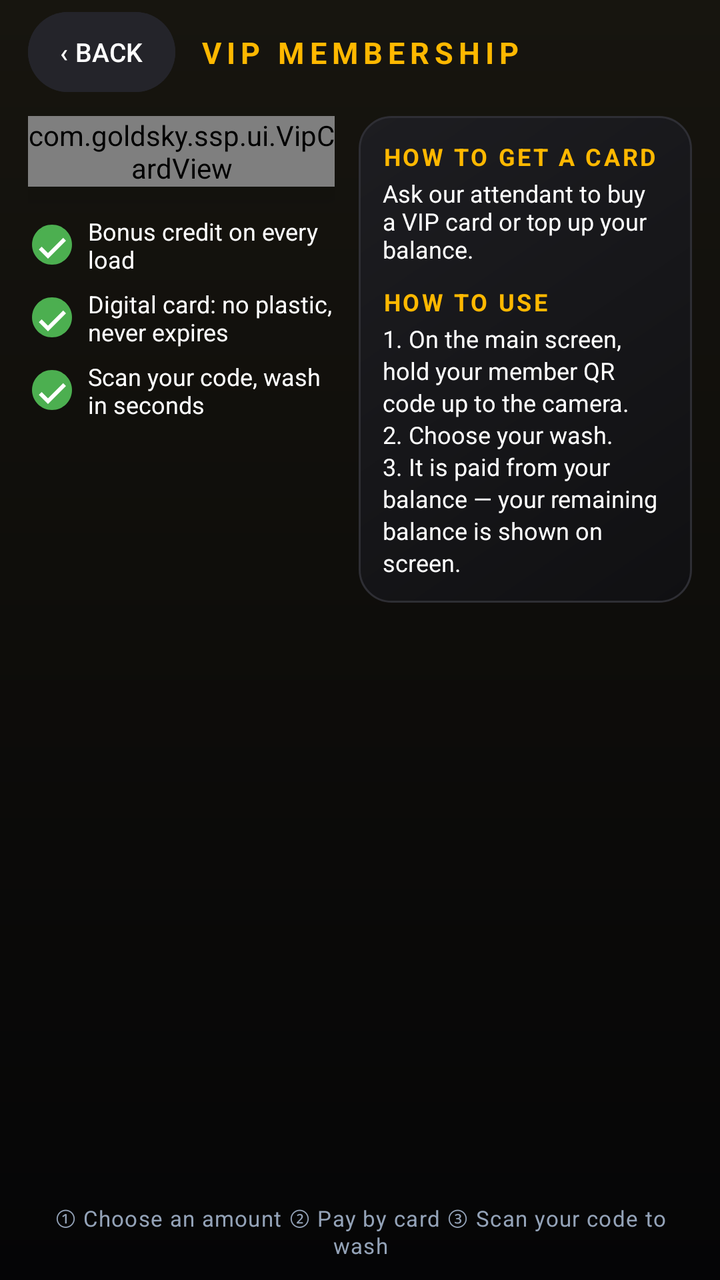
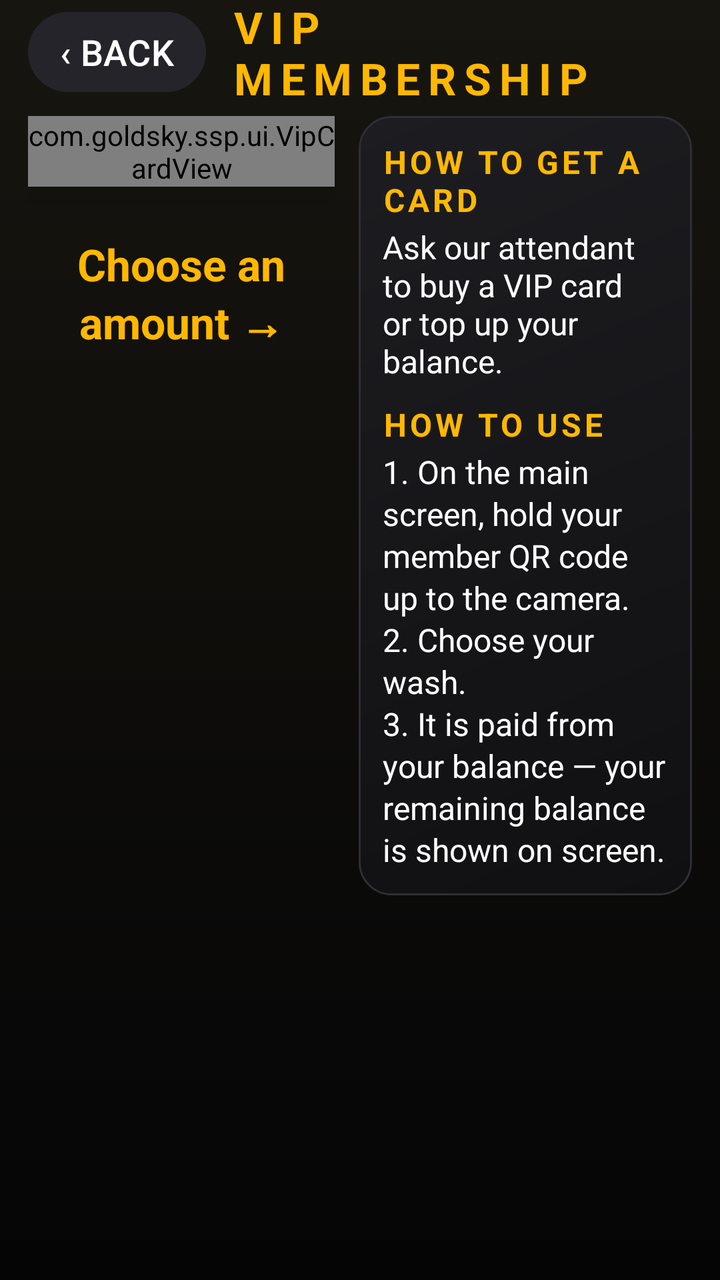

Two renders of the same Android screen: before a commit and after it. Below are the layout's source before the change and the commit's diff.
<!-- AndroidManifest.xml: another module's application theme Theme.SSP -->
<!-- res/layout/activity_vip.xml -->
<?xml version="1.0" encoding="utf-8"?>
<androidx.constraintlayout.widget.ConstraintLayout xmlns:android="http://schemas.android.com/apk/res/android"
    xmlns:app="http://schemas.android.com/apk/res-auto"
    android:layout_width="match_parent"
    android:layout_height="match_parent"
    android:background="@drawable/bg_vip_page"
    android:paddingStart="14dp"
    android:paddingEnd="14dp"
    android:paddingBottom="10dp">

    <Button
        android:id="@+id/btn_back_main"
        android:layout_width="wrap_content"
        android:layout_height="40dp"
        android:layout_marginTop="6dp"
        android:backgroundTint="@color/vip_surface_hi"
        android:insetTop="0dp"
        android:insetBottom="0dp"
        android:minWidth="0dp"
        android:paddingStart="16dp"
        android:paddingEnd="16dp"
        android:text="@string/vip_back_arrow"
        android:textColor="@color/text_light"
        android:textSize="13sp"
        app:layout_constraintStart_toStartOf="parent"
        app:layout_constraintTop_toTopOf="parent" />

    <TextView
        android:id="@+id/tv_vip_title"
        android:layout_width="0dp"
        android:layout_height="wrap_content"
        android:layout_marginStart="12dp"
        android:letterSpacing="0.18"
        android:text="@string/vip_page_title"
        android:textColor="@color/gold_accent"
        android:textSize="15sp"
        android:textStyle="bold"
        app:layout_constraintBottom_toBottomOf="@id/btn_back_main"
        app:layout_constraintEnd_toEndOf="parent"
        app:layout_constraintStart_toEndOf="@id/btn_back_main"
        app:layout_constraintTop_toTopOf="@id/btn_back_main" />

    <androidx.constraintlayout.widget.Guideline
        android:id="@+id/guide_mid"
        android:layout_width="wrap_content"
        android:layout_height="wrap_content"
        android:orientation="vertical"
        app:layout_constraintGuide_percent="0.48" />

    
    <LinearLayout
        android:id="@+id/layout_vip_left"
        android:layout_width="0dp"
        android:layout_height="wrap_content"
        android:layout_marginTop="12dp"
        android:layout_marginEnd="6dp"
        android:orientation="vertical"
        app:layout_constraintEnd_toStartOf="@id/guide_mid"
        app:layout_constraintStart_toStartOf="parent"
        app:layout_constraintTop_toBottomOf="@id/btn_back_main">

        <com.goldsky.ssp.ui.VipCardView
            android:id="@+id/vip_card_face"
            android:layout_width="match_parent"
            android:layout_height="wrap_content"
            android:elevation="10dp" />

        <TextView
            style="@style/VipBenefit"
            android:layout_marginTop="14dp"
            android:text="@string/vip_benefit_bonus" />

        <TextView
            style="@style/VipBenefit"
            android:text="@string/vip_benefit_digital" />

        <TextView
            style="@style/VipBenefit"
            android:text="@string/vip_benefit_scan" />
    </LinearLayout>

    
    <LinearLayout
        android:id="@+id/layout_tiers"
        android:layout_width="0dp"
        android:layout_height="0dp"
        android:layout_marginStart="6dp"
        android:layout_marginTop="12dp"
        android:layout_marginBottom="8dp"
        android:orientation="vertical"
        android:visibility="gone"
        app:layout_constraintBottom_toTopOf="@id/tv_vip_how"
        app:layout_constraintEnd_toEndOf="parent"
        app:layout_constraintStart_toEndOf="@id/guide_mid"
        app:layout_constraintTop_toBottomOf="@id/btn_back_main" />

    <LinearLayout
        android:id="@+id/layout_vip_guide"
        android:layout_width="0dp"
        android:layout_height="wrap_content"
        android:layout_marginStart="6dp"
        android:layout_marginTop="12dp"
        android:background="@drawable/bg_vip_tile"
        android:orientation="vertical"
        android:padding="12dp"
        app:layout_constraintEnd_toEndOf="parent"
        app:layout_constraintStart_toEndOf="@id/guide_mid"
        app:layout_constraintTop_toBottomOf="@id/btn_back_main">

        <TextView
            android:layout_width="wrap_content"
            android:layout_height="wrap_content"
            android:letterSpacing="0.1"
            android:text="@string/vip_guide_buy_title"
            android:textColor="@color/gold_accent"
            android:textSize="12sp"
            android:textStyle="bold" />

        <TextView
            android:id="@+id/tv_vip_guide_buy"
            android:layout_width="match_parent"
            android:layout_height="wrap_content"
            android:layout_marginTop="2dp"
            android:text="@string/vip_guide_buy_body"
            android:textColor="@color/text_light"
            android:textSize="12sp" />

        <TextView
            android:layout_width="wrap_content"
            android:layout_height="wrap_content"
            android:layout_marginTop="10dp"
            android:letterSpacing="0.1"
            android:text="@string/vip_guide_use_title"
            android:textColor="@color/gold_accent"
            android:textSize="12sp"
            android:textStyle="bold" />

        <TextView
            android:layout_width="match_parent"
            android:layout_height="wrap_content"
            android:layout_marginTop="2dp"
            android:lineSpacingExtra="2dp"
            android:text="@string/vip_guide_use_body"
            android:textColor="@color/text_light"
            android:textSize="12sp" />
    </LinearLayout>

    
    <TextView
        android:id="@+id/tv_vip_how"
        android:layout_width="0dp"
        android:layout_height="wrap_content"
        android:gravity="center"
        android:letterSpacing="0.04"
        android:text="@string/vip_how_it_works"
        android:textColor="@color/text_muted"
        android:textSize="11sp"
        app:layout_constraintBottom_toBottomOf="parent"
        app:layout_constraintEnd_toEndOf="parent"
        app:layout_constraintStart_toStartOf="parent" />

</androidx.constraintlayout.widget.ConstraintLayout>
<!-- resources referenced by this layout -->
<resources>
  <color name="gold_accent">#FFB800</color>
  <color name="text_light">#FFFFFF</color>
  <color name="text_muted">#94A3B8</color>
  <color name="vip_surface_hi">#24242A</color>
  <!-- drawable bg_vip_page (drawable) -->
  <?xml version="1.0" encoding="utf-8"?>
  <shape xmlns:android="http://schemas.android.com/apk/res/android">
      <gradient
          android:angle="270"
          android:endColor="#050506"
          android:startColor="#17150F"
          android:type="linear" />
  </shape>
  <!-- drawable bg_vip_tile (drawable) -->
  <?xml version="1.0" encoding="utf-8"?>
  <shape xmlns:android="http://schemas.android.com/apk/res/android">
      <gradient android:angle="315" android:endColor="#101012" android:startColor="#1D1D21" />
      <corners android:radius="16dp" />
      <stroke android:width="1dp" android:color="#2E2E34" />
  </shape>
  <string name="vip_back_arrow">‹  BACK</string>
  <string name="vip_benefit_bonus">Bonus credit on every load</string>
  <string name="vip_benefit_digital">Digital card: no plastic, never expires</string>
  <string name="vip_benefit_scan">Scan your code, wash in seconds</string>
  <string name="vip_guide_buy_body">Ask our attendant to buy a VIP card or top up your balance.</string>
  <string name="vip_guide_buy_title">HOW TO GET A CARD</string>
  <string name="vip_guide_use_body">1. On the main screen, hold your member QR code up to the camera.\n2. Choose your wash.\n3. It is paid from your balance — your remaining balance is shown on screen.</string>
  <string name="vip_guide_use_title">HOW TO USE</string>
  <string name="vip_how_it_works">①  Choose an amount    ②  Pay by card    ③  Scan your code to wash</string>
  <string name="vip_page_title">VIP MEMBERSHIP</string>
  <style name="VipBenefit">
          <item name="android:layout_width">match_parent</item>
          <item name="android:layout_height">wrap_content</item>
          <item name="android:layout_marginTop">6dp</item>
          <item name="android:textColor">@color/text_light</item>
          <item name="android:textSize">12sp</item>
          <item name="android:drawableStart">@drawable/ic_check_circle</item>
          <item name="android:drawablePadding">6dp</item>
          <item name="android:gravity">center_vertical</item>
      </style>
  <!-- drawable ic_check_circle (drawable) -->
  <vector xmlns:android="http://schemas.android.com/apk/res/android"
      android:width="24dp"
      android:height="24dp"
      android:viewportWidth="24"
      android:viewportHeight="24">
      <path
          android:fillColor="@color/emerald_green"
          android:pathData="M12,2 C6.48,2 2,6.48 2,12 C2,17.52 6.48,22 12,22 C17.52,22 22,17.52 22,12 C22,6.48 17.52,2 12,2 Z" />
      <path
          android:fillColor="#FFFFFF"
          android:pathData="M10,16.17 L6.83,13 L5.41,14.41 L10,19 L19,10 L17.59,8.59 Z" />
  </vector>
  <color name="text_dark">#0F172A</color>
  <color name="royal_blue">#00D1FF</color>
  <color name="coral_red">#FF5252</color>
  <color name="bg_card">#121212</color>
  <color name="bg_card_selected">#1A1A1A</color>
  <color name="border_light">#334155</color>
  <color name="bg_dark">#000000</color>
  <color name="emerald_green">#4CAF50</color>
  <!-- unchanged entries left out for length: 1 -->
</resources>

<!-- the commit's change to res/layout/activity_vip.xml (unified diff, before → after) -->
@@ -21,7 +21,7 @@
         android:paddingEnd="16dp"
         android:text="@string/vip_back_arrow"
         android:textColor="@color/text_light"
-        android:textSize="13sp"
+        android:textSize="18sp"
         app:layout_constraintStart_toStartOf="parent"
         app:layout_constraintTop_toTopOf="parent" />
 
@@ -33,7 +33,7 @@
         android:letterSpacing="0.18"
         android:text="@string/vip_page_title"
         android:textColor="@color/gold_accent"
-        android:textSize="15sp"
+        android:textSize="22sp"
         android:textStyle="bold"
         app:layout_constraintBottom_toBottomOf="@id/btn_back_main"
         app:layout_constraintEnd_toEndOf="parent"
@@ -65,17 +65,31 @@
             android:layout_height="wrap_content"
             android:elevation="10dp" />
 
+        
+        <TextView
+            android:layout_width="match_parent"
+            android:layout_height="wrap_content"
+            android:layout_marginTop="24dp"
+            android:gravity="center"
+            android:text="@string/vip_pick_amount"
+            android:textColor="@color/gold_accent"
+            android:textSize="22sp"
+            android:textStyle="bold" />
+
         <TextView
             style="@style/VipBenefit"
+            android:visibility="gone"
             android:layout_marginTop="14dp"
             android:text="@string/vip_benefit_bonus" />
 
         <TextView
             style="@style/VipBenefit"
+            android:visibility="gone"
             android:text="@string/vip_benefit_digital" />
 
         <TextView
             style="@style/VipBenefit"
+            android:visibility="gone"
             android:text="@string/vip_benefit_scan" />
     </LinearLayout>
 
@@ -113,7 +127,7 @@
             android:letterSpacing="0.1"
             android:text="@string/vip_guide_buy_title"
             android:textColor="@color/gold_accent"
-            android:textSize="12sp"
+            android:textSize="16sp"
             android:textStyle="bold" />
 
         <TextView
@@ -123,7 +137,7 @@
             android:layout_marginTop="2dp"
             android:text="@string/vip_guide_buy_body"
             android:textColor="@color/text_light"
-            android:textSize="12sp" />
+            android:textSize="16sp" />
 
         <TextView
             android:layout_width="wrap_content"
@@ -132,7 +146,7 @@
             android:letterSpacing="0.1"
             android:text="@string/vip_guide_use_title"
             android:textColor="@color/gold_accent"
-            android:textSize="12sp"
+            android:textSize="16sp"
             android:textStyle="bold" />
 
         <TextView
@@ -142,7 +156,7 @@
             android:lineSpacingExtra="2dp"
             android:text="@string/vip_guide_use_body"
             android:textColor="@color/text_light"
-            android:textSize="12sp" />
+            android:textSize="16sp" />
     </LinearLayout>
 
     
@@ -153,6 +167,7 @@
         android:gravity="center"
         android:letterSpacing="0.04"
         android:text="@string/vip_how_it_works"
+        android:visibility="gone"
         android:textColor="@color/text_muted"
         android:textSize="11sp"
         app:layout_constraintBottom_toBottomOf="parent"
<!-- resource entries referenced after the edit -->
@@ -30,6 +30,7 @@
   <string name="vip_guide_use_title">HOW TO USE</string>
   <string name="vip_how_it_works">①  Choose an amount    ②  Pay by card    ③  Scan your code to wash</string>
   <string name="vip_page_title">VIP MEMBERSHIP</string>
+  <string name="vip_pick_amount">Choose an amount →</string>
   <style name="VipBenefit">
           <item name="android:layout_width">match_parent</item>
           <item name="android:layout_height">wrap_content</item>
